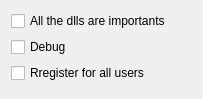
Above: plugins/PluginLoader/catchcopy-v0002/OptionsWidget.ui from alphaonex86/Ultracopier before the change. Below: the same form after it.
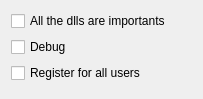
That is the form after the change.

What changed in the file:
```diff
--- a/plugins/PluginLoader/catchcopy-v0002/OptionsWidget.ui
+++ b/plugins/PluginLoader/catchcopy-v0002/OptionsWidget.ui
@@ -31,7 +31,7 @@
    <item>
     <widget class="QCheckBox" name="allUserIsImportant">
      <property name="text">
-      <string>Rregister for all users</string>
+      <string>Register for all users</string>
      </property>
     </widget>
    </item>
```
